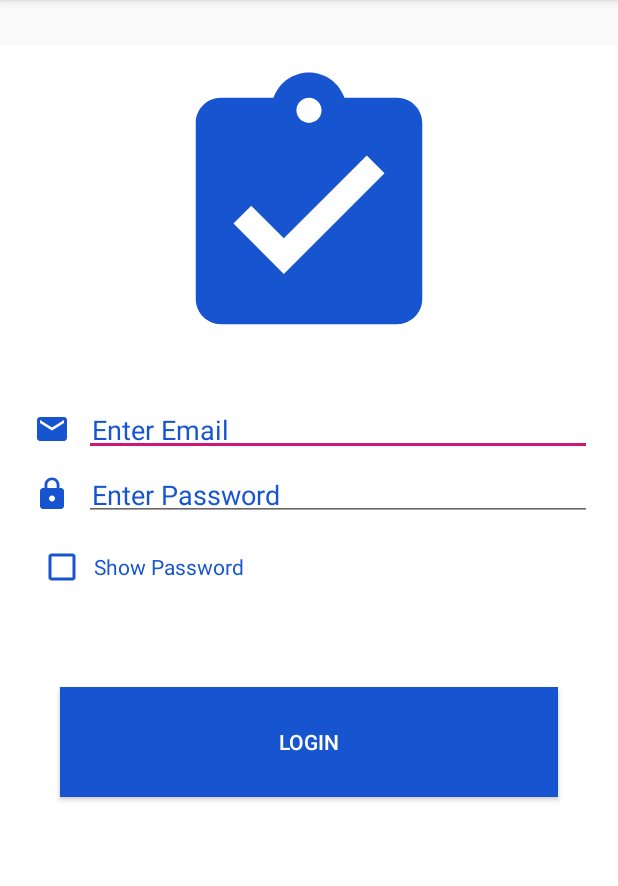
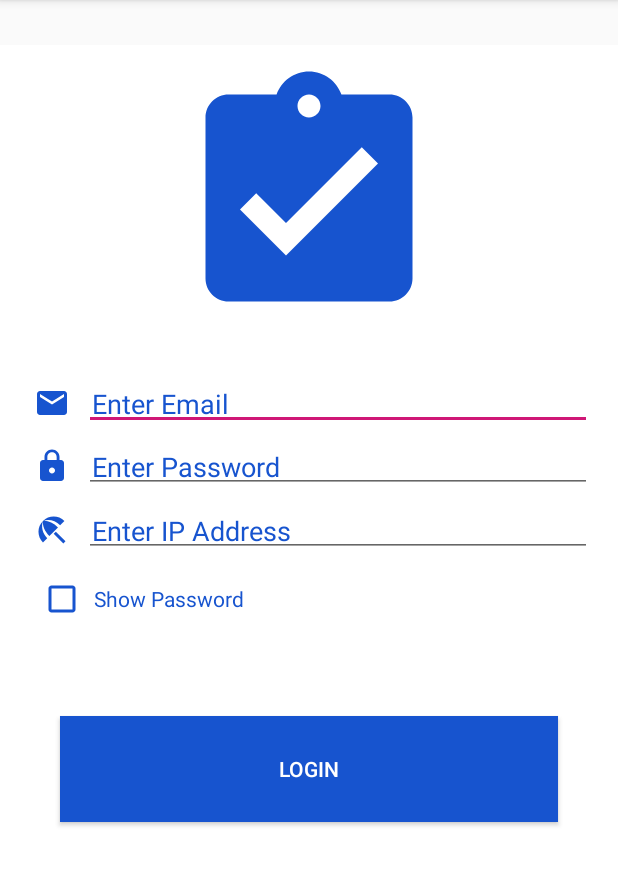
Before and after one commit to shubhang237/face-punchin, an Android app: the screen it shows after launch (SignInActivity), on a phone screen of 412 x 824 dp, the part 84-970 px from its top. Run offline under Robolectric (Android 15) with nearby library versions, the phone set to English and light mode, and no system bars.

```diff
--- a/app/src/main/AndroidManifest.xml
+++ b/app/src/main/AndroidManifest.xml
@@ -12,6 +12,7 @@
         android:icon="@drawable/ic_blue_attendance"
         android:label="@string/app_name"
         android:roundIcon="@drawable/ic_blue_attendance"
+        android:usesCleartextTraffic="true"
         android:supportsRtl="true"
         android:theme="@style/AppTheme">
 
--- a/app/src/main/java/com/example/student_attendance_app/Student/Network/GetDataService.java
+++ b/app/src/main/java/com/example/student_attendance_app/Student/Network/GetDataService.java
@@ -47,6 +47,6 @@ public interface GetDataService {
     Call<Status> markAttendances(@Header("Authorization") String token, @Header("Content-Type") String type, @Body PostAttendance postAttendance);
 
     @Multipart
-    @POST("api/attendance/find_faces/")
+    @POST("api/attendance/find_faces_2/")
     Call<AttendanceList> getPresentList(@Header("Authorization") String token, @Part("slot") RequestBody slot, @Part MultipartBody.Part image);
 }
--- a/app/src/main/java/com/example/student_attendance_app/Student/Network/RetrofitClientInstance.java
+++ b/app/src/main/java/com/example/student_attendance_app/Student/Network/RetrofitClientInstance.java
@@ -5,9 +5,9 @@ import retrofit2.converter.gson.GsonConverterFactory;
 
 public class RetrofitClientInstance {
     private static Retrofit retrofit;
-    private static final String BASE_URL = "https://newattapi.herokuapp.com/";
+    //private static final String BASE_URL = "https://newattapi.herokuapp.com/";
 
-    public static Retrofit getRetrofitInstance() {
+    public static Retrofit getRetrofitInstance(String BASE_URL) {
         if (retrofit == null) {
             retrofit = new retrofit2.Retrofit.Builder()
                     .baseUrl(BASE_URL)
--- a/app/src/main/java/com/example/student_attendance_app/Student/SignInActivity.java
+++ b/app/src/main/java/com/example/student_attendance_app/Student/SignInActivity.java
@@ -39,9 +39,11 @@ public class SignInActivity extends AppCompatActivity {
 
     EditText emailId;
     EditText password;
+    EditText baseUrl;
     CheckBox showPassword;
     Button login;
     ProgressDialog progressDoalog;
+
 
     @Override
     protected void onCreate(Bundle savedInstanceState) {
@@ -51,6 +53,7 @@ public class SignInActivity extends AppCompatActivity {
         password = findViewById(R.id.password);
         showPassword = findViewById(R.id.showPassword);
         login = findViewById(R.id.login);
+        baseUrl = findViewById(R.id.baseUrl);
         showPassword.setOnCheckedChangeListener(new CompoundButton.OnCheckedChangeListener() {
             @Override
             public void onCheckedChanged(CompoundButton compoundButton, boolean isChecked) {
@@ -70,8 +73,8 @@ public class SignInActivity extends AppCompatActivity {
                 progressDoalog = new ProgressDialog(SignInActivity.this);
                 progressDoalog.setMessage("Signing In....");
                 progressDoalog.show();
-
-                GetDataService service = RetrofitClientInstance.getRetrofitInstance().create(GetDataService.class);
+                final String base = baseUrl.getText().toString();
+                GetDataService service = RetrofitClientInstance.getRetrofitInstance(base).create(GetDataService.class);
                 Call<TokenData> call = service.getToken(new credential(emailId.getText().toString(),password.getText().toString()));
                 Log.d("TAG",call.request().url().toString());
                 call.enqueue(new Callback<TokenData>() {
@@ -86,6 +89,7 @@ public class SignInActivity extends AppCompatActivity {
                             editor.putString("username",tokenData.getUserData().getInfodata().getFirstName()+" "+tokenData.getUserData().getInfodata().getLastName());
                             editor.putString("email",tokenData.getUserData().getInfodata().getEmail());
                             editor.putString("role",tokenData.getType());
+                            editor.putString("base_url",base);
                             editor.putBoolean("signedin",true);
                             editor.commit();
                             if(!tokenData.getType().equals("admin")){
@@ -101,8 +105,10 @@ public class SignInActivity extends AppCompatActivity {
 
                     @Override
                     public void onFailure(Call<TokenData> call, Throwable t) {
+
                         progressDoalog.dismiss();
-                        Toast.makeText(getBaseContext(), "Something went wrong...Please try later!", Toast.LENGTH_SHORT).show();
+                        Toast.makeText(getBaseContext(), t.getMessage(), Toast.LENGTH_SHORT).show();
+                        //Toast.makeText(getBaseContext(), "Something went wrong...Please try later!", Toast.LENGTH_SHORT).show();
                     }
                 });
             }
--- /dev/null
+++ b/app/src/main/res/drawable/ic_beach_access_black_24dp.xml
@@ -0,0 +1,5 @@
+<vector android:height="24dp" android:tint="#1754CF"
+    android:viewportHeight="24.0" android:viewportWidth="24.0"
+    android:width="24dp" xmlns:android="http://schemas.android.com/apk/res/android">
+    <path android:fillColor="#FF000000" android:pathData="M13.127,14.56l1.43,-1.43 6.44,6.443L19.57,21zM17.42,8.83l2.86,-2.86c-3.95,-3.95 -10.35,-3.96 -14.3,-0.02 3.93,-1.3 8.31,-0.25 11.44,2.88zM5.95,5.98c-3.94,3.95 -3.93,10.35 0.02,14.3l2.86,-2.86C5.7,14.29 4.65,9.91 5.95,5.98zM5.97,5.96l-0.01,0.01c-0.38,3.01 1.17,6.88 4.3,10.02l5.73,-5.73c-3.13,-3.13 -7.01,-4.68 -10.02,-4.3z"/>
+</vector>
--- a/app/src/main/res/layout/activity_sign_in.xml
+++ b/app/src/main/res/layout/activity_sign_in.xml
@@ -81,6 +81,33 @@
                 android:layout_height="wrap_content" />
         </LinearLayout>
 
+        <LinearLayout
+            android:layout_weight="1"
+            android:orientation="horizontal"
+            android:layout_width="match_parent"
+            android:layout_height="wrap_content"
+            tools:ignore="MissingConstraints">
+
+            <ImageView
+                android:layout_margin="2dp"
+                android:padding="5dp"
+                android:layout_weight="9"
+                android:src="@drawable/ic_beach_access_black_24dp"
+                android:layout_width="match_parent"
+                android:layout_height="wrap_content" />
+
+            <EditText
+                android:id="@+id/baseUrl"
+                android:padding="5dp"
+                android:layout_margin="2dp"
+                android:layout_weight="1"
+                android:textColor="@color/colorPrimary"
+                android:hint="Enter IP Address"
+                android:textColorHint="@color/colorPrimary"
+                android:layout_width="match_parent"
+                android:layout_height="wrap_content" />
+        </LinearLayout>
+
         <CheckBox
             android:id="@+id/showPassword"
             android:textColor="@color/colorPrimary"
```
Also changed, not shown: app/src/main/java/com/example/student_attendance_app/Student/Fragments/StudentListFragment.java (+30 -12 lines), app/src/main/java/com/example/student_attendance_app/Student/Fragments/SubjectAttendanceFragment.java (+4 -3 lines), app/src/main/java/com/example/student_attendance_app/Student/Fragments/TeacherTimetableFragment.java (+4 -3 lines), app/src/main/java/com/example/student_attendance_app/Student/Fragments/TeacherTodayFragment.java (+4 -3 lines), app/src/main/java/com/example/student_attendance_app/Student/Fragments/TimetableFragment.java (+4 -3 lines).
